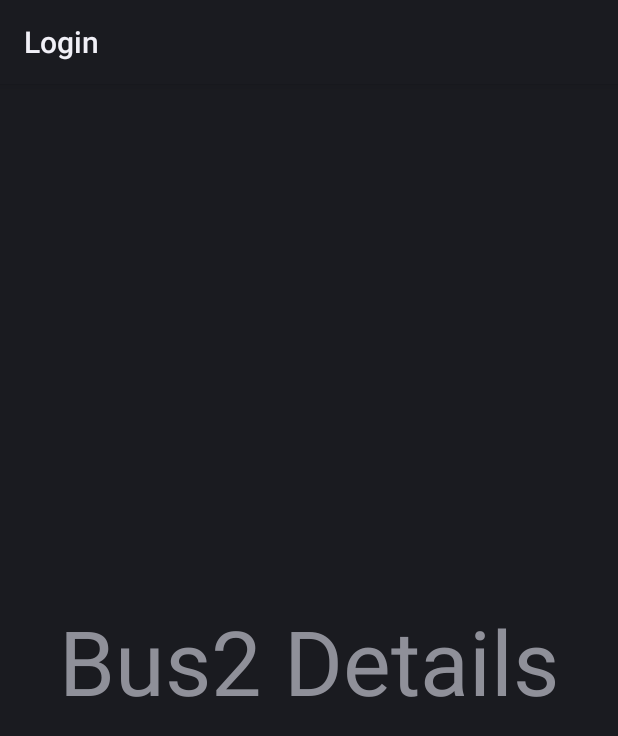
After one commit to Nivesh98/EasyTrace-Android_Application, an Android app: the layout activity_bus2_details.xml on its own in the app's theme, with its tools: preview values and no code run, on a phone screen of 412 x 824 dp. The commit adds this screen. Shown: the top 736 px of the screen. Run offline under Robolectric (Android 15) with nearby library versions, the phone set to English and light mode, and no system bars; Roboto replaces fonts that are not available here.

```diff
--- a/app/build.gradle
+++ b/app/build.gradle
@@ -40,6 +40,8 @@ dependencies {
     implementation 'com.google.firebase:firebase-database'
     implementation 'com.google.android.gms:play-services-auth:19.0.0'
     implementation 'com.google.firebase:firebase-auth:21.0.1'
+    implementation 'com.google.zxing:core:3.2.1'
+    implementation 'com.journeyapps:zxing-android-embedded:3.2.0@aar'
 
         implementation platform('com.google.firebase:firebase-bom:28.4.0')
         implementation 'com.google.firebase:firebase-database'
--- a/app/src/main/AndroidManifest.xml
+++ b/app/src/main/AndroidManifest.xml
@@ -12,7 +12,9 @@
         android:roundIcon="@mipmap/ic_launcher_round"
         android:supportsRtl="true"
         android:theme="@style/Theme.Login">
-        <activity android:name=".Welcome"></activity>
+        <activity android:name=".Bus2_Details"></activity>
+        <activity android:name=".BusDetails" />
+        <activity android:name=".Welcome" />
         <activity android:name=".SignInActivity" />
         <activity android:name=".Admin" />
         <activity android:name=".Driver" />
--- /dev/null
+++ b/app/src/main/res/layout/activity_bus2_details.xml
@@ -0,0 +1,19 @@
+<?xml version="1.0" encoding="utf-8"?>
+<androidx.constraintlayout.widget.ConstraintLayout xmlns:android="http://schemas.android.com/apk/res/android"
+    xmlns:app="http://schemas.android.com/apk/res-auto"
+    xmlns:tools="http://schemas.android.com/tools"
+    android:layout_width="match_parent"
+    android:layout_height="match_parent"
+    tools:context=".Bus2_Details">
+
+    <TextView
+        android:layout_width="wrap_content"
+        android:layout_height="wrap_content"
+        android:text="Bus2 Details"
+        android:textSize="60sp"
+        app:layout_constraintBottom_toBottomOf="parent"
+        app:layout_constraintEnd_toEndOf="parent"
+        app:layout_constraintStart_toStartOf="parent"
+        app:layout_constraintTop_toTopOf="parent" />
+
+</androidx.constraintlayout.widget.ConstraintLayout>
```
Also changed, not shown: app/src/main/java/com/nivacreation/login/Bus2_Details.java (added, +14 -0 lines), app/src/main/java/com/nivacreation/login/BusDetails.java (added, +14 -0 lines), app/src/main/java/com/nivacreation/login/Driver.java (+26 -1 lines), app/src/main/java/com/nivacreation/login/qrScanner.java (+12 -0 lines), app/src/main/res/layout/activity_bus_details.xml (added, +19 -0 lines), app/src/main/res/layout/activity_driver.xml (+11 -0 lines).
